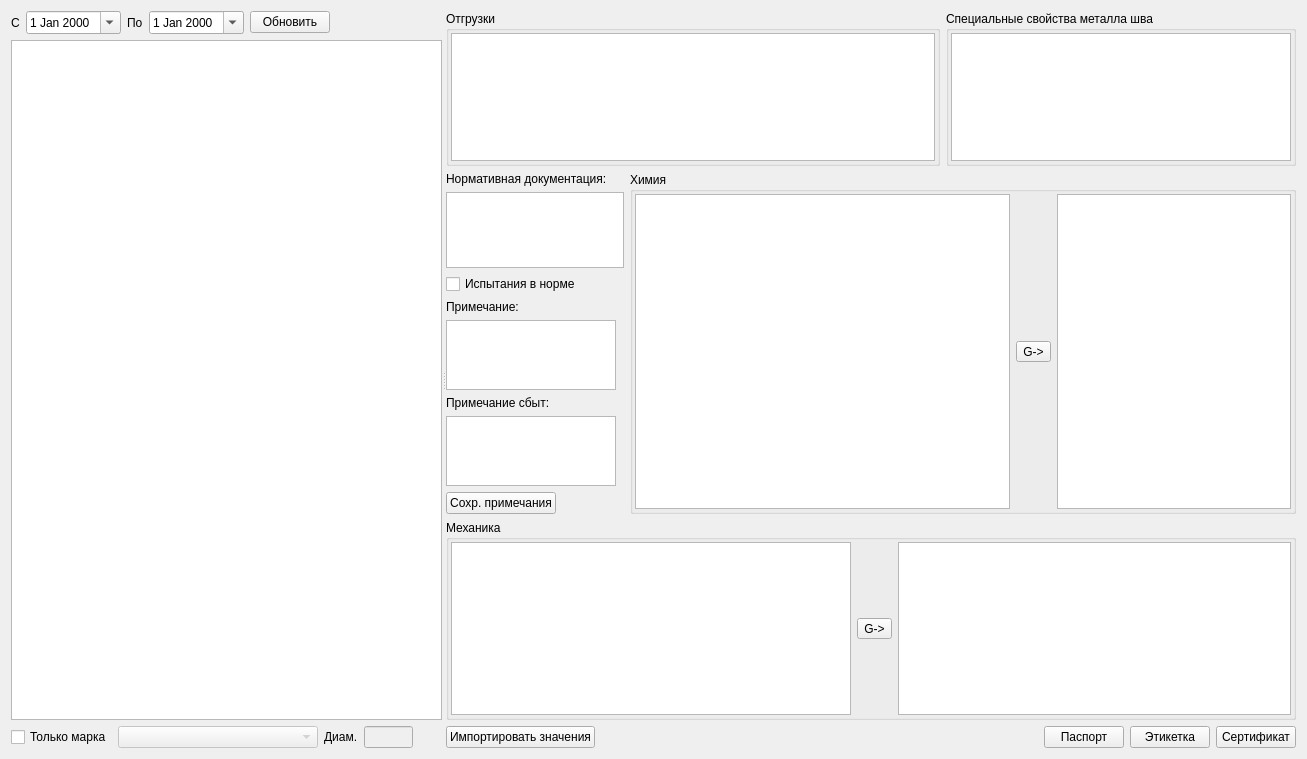
Sergeyego/certificates, file formpartel/formpartel.ui: the form before one commit.
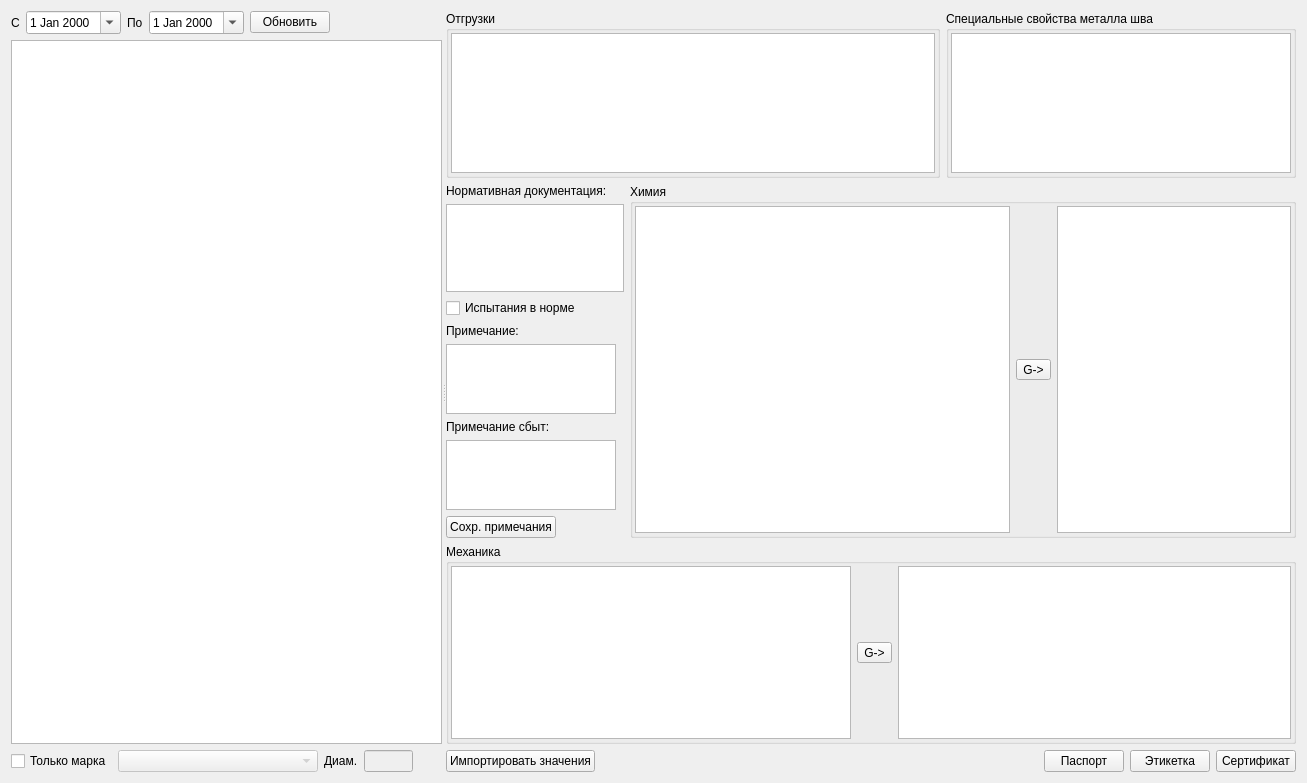
The form after the commit. Custom widgets are drawn as their Qt base class.

Diff of the .ui file:
```diff
--- a/formpartel/formpartel.ui
+++ b/formpartel/formpartel.ui
@@ -7,7 +7,7 @@
     <x>0</x>
     <y>0</y>
     <width>1307</width>
-    <height>759</height>
+    <height>783</height>
    </rect>
   </property>
   <property name="windowTitle">
```
Left out of the diff: 2 changed lines with no effect on the pictures.
